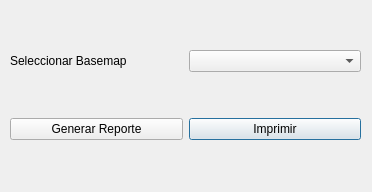
This is dialogs/ui/composer_dialog.ui in franciscocontreras93/agrae_new as Qt 5 draws it before an edit. The edited form follows.
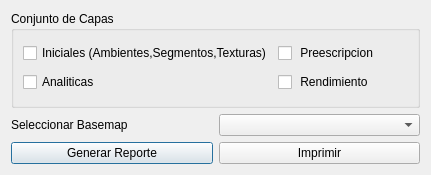
This is the edited form.

What changed in the file:
```diff
--- a/dialogs/ui/composer_dialog.ui
+++ b/dialogs/ui/composer_dialog.ui
@@ -6,49 +6,80 @@
    <rect>
     <x>0</x>
     <y>0</y>
-    <width>372</width>
-    <height>192</height>
+    <width>431</width>
+    <height>175</height>
    </rect>
   </property>
   <property name="windowTitle">
    <string>Dialog</string>
   </property>
-  <widget class="QWidget" name="gridLayoutWidget">
-   <property name="geometry">
-    <rect>
-     <x>10</x>
-     <y>10</y>
-     <width>351</width>
-     <height>171</height>
-    </rect>
-   </property>
+  <layout class="QGridLayout" name="gridLayout_2">
+   <item row="0" column="0">
    <layout class="QGridLayout" name="gridLayout">
+     <item row="0" column="0" colspan="2">
+      <widget class="QGroupBox" name="groupBox">
+       <property name="title">
+        <string>Conjunto de Capas</string>
+       </property>
+       <layout class="QGridLayout" name="gridLayout_3">
+        <item row="0" column="0">
+         <widget class="QCheckBox" name="checkBox">
+          <property name="text">
+           <string>Iniciales (Ambientes,Segmentos,Texturas)</string>
+          </property>
+         </widget>
+        </item>
+        <item row="1" column="0">
+         <widget class="QCheckBox" name="checkBox_2">
+          <property name="text">
+           <string>Analiticas</string>
+          </property>
+         </widget>
+        </item>
     <item row="1" column="1">
-     <widget class="QPushButton" name="pushButton_2">
+         <widget class="QCheckBox" name="checkBox_4">
       <property name="text">
-       <string>Imprimir</string>
+           <string> Rendimiento</string>
       </property>
      </widget>
     </item>
     <item row="0" column="1">
+         <widget class="QCheckBox" name="checkBox_3">
+          <property name="text">
+           <string> Preescripcion</string>
+          </property>
+         </widget>
+        </item>
+       </layout>
+      </widget>
+     </item>
+     <item row="1" column="1">
      <widget class="QComboBox" name="combo_basemap"/>
     </item>
-    <item row="0" column="0">
-     <widget class="QLabel" name="label_2">
-      <property name="text">
-       <string>Seleccionar Basemap</string>
-      </property>
-     </widget>
-    </item>
-    <item row="1" column="0">
+     <item row="2" column="0">
      <widget class="QPushButton" name="pushButton">
       <property name="text">
        <string>Generar Reporte</string>
       </property>
      </widget>
     </item>
-   </layout>
-  </widget>
+     <item row="2" column="1">
+      <widget class="QPushButton" name="pushButton_2">
+       <property name="text">
+        <string>Imprimir</string>
+       </property>
+      </widget>
+     </item>
+     <item row="1" column="0">
+      <widget class="QLabel" name="label_2">
+       <property name="text">
+        <string>Seleccionar Basemap</string>
+       </property>
+      </widget>
+     </item>
+    </layout>
+   </item>
+  </layout>
  </widget>
  <resources/>
  <connections/>
```
Lines whose indentation alone changed are shown as unchanged.
